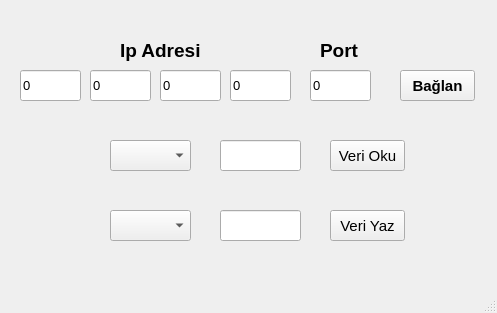
yusufsnb/Modbus_Client, file modbus.ui: the form before one commit.
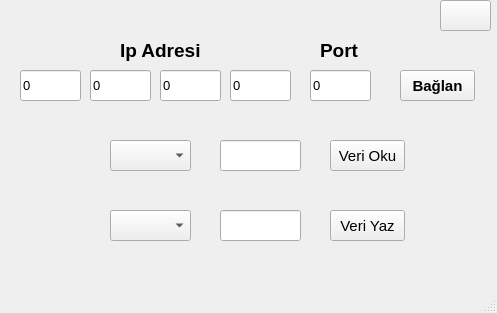
The form after the commit.

Patch:
```diff
--- a/modbus.ui
+++ b/modbus.ui
@@ -268,6 +268,19 @@
      <string>Port</string>
     </property>
    </widget>
+   <widget class="QPushButton" name="btnConnected">
+    <property name="geometry">
+     <rect>
+      <x>440</x>
+      <y>0</y>
+      <width>51</width>
+      <height>31</height>
+     </rect>
+    </property>
+    <property name="text">
+     <string/>
+    </property>
+   </widget>
   </widget>
   <widget class="QMenuBar" name="menubar">
    <property name="geometry">
```
